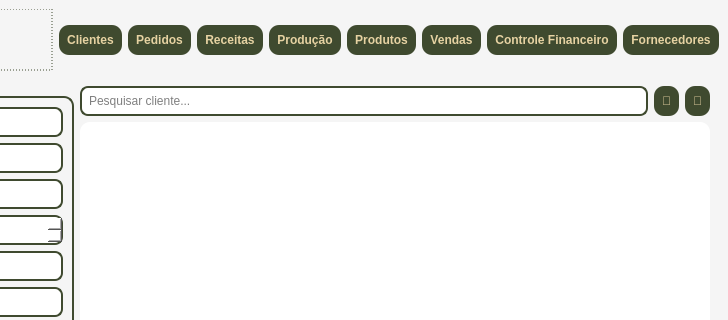
First picture: the form in telas/tela_menu.ui, repository Faeldh/sistema_confeitaria, before the edit; both pictures show x 575 to 1303 and y 0 to 320 of the 1303 by 765 pixel window.
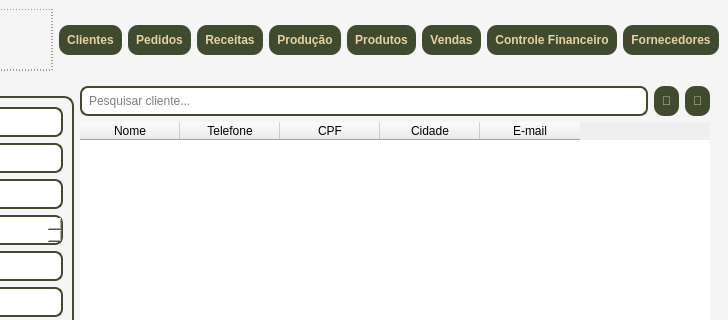
Second picture: the form after the edit. The open tabs and pages were chosen to show the change.

Diff of the .ui file:
```diff
--- a/telas/tela_menu.ui
+++ b/telas/tela_menu.ui
@@ -296,7 +296,39 @@
            </layout>
           </item>
           <item>
-           <widget class="QTableView" name="tableViewClientes"/>
+           <widget class="QTableWidget" name="tableWidgetClientes">
+            <property name="rowCount">
+             <number>0</number>
+            </property>
+            <property name="columnCount">
+             <number>5</number>
+            </property>
+            <column>
+             <property name="text">
+              <string>Nome</string>
+             </property>
+            </column>
+            <column>
+             <property name="text">
+              <string>Telefone</string>
+             </property>
+            </column>
+            <column>
+             <property name="text">
+              <string>CPF</string>
+             </property>
+            </column>
+            <column>
+             <property name="text">
+              <string>Cidade</string>
+             </property>
+            </column>
+            <column>
+             <property name="text">
+              <string>E-mail</string>
+             </property>
+            </column>
+           </widget>
           </item>
          </layout>
         </item>
```
Left out of the diff: 2 changed lines with no effect on the pictures.
